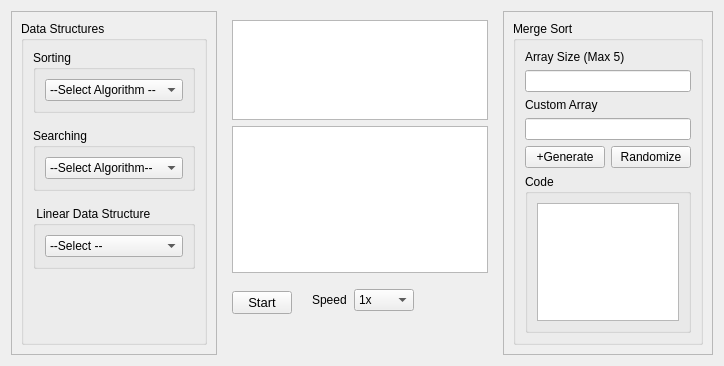
This is form.ui in Binaya764/DSA-Visualizer as Qt 5 draws it before an edit. The edited form follows.
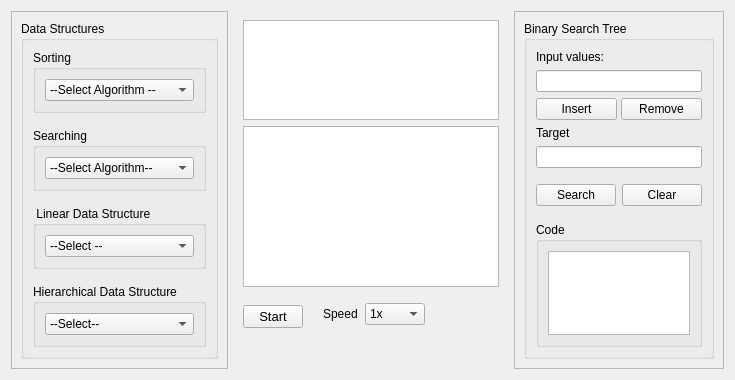
This is the edited form.

Commit message: binary search tree added

The edit to the form file:
```diff
--- a/form.ui
+++ b/form.ui
@@ -6,8 +6,8 @@
    <rect>
     <x>0</x>
     <y>0</y>
-    <width>662</width>
-    <height>335</height>
+    <width>666</width>
+    <height>379</height>
    </rect>
   </property>
   <property name="windowTitle">
@@ -169,6 +169,33 @@
                </layout>
               </widget>
              </item>
+             <item>
+              <widget class="QGroupBox" name="groupBox_22">
+               <property name="title">
+                <string>Hierarchical Data Structure</string>
+               </property>
+               <layout class="QVBoxLayout" name="verticalLayout_16">
+                <item>
+                 <layout class="QVBoxLayout" name="verticalLayout_13">
+                  <item>
+                   <widget class="QComboBox" name="HDS_comboBox">
+                    <item>
+                     <property name="text">
+                      <string>--Select--</string>
+                     </property>
+                    </item>
+                    <item>
+                     <property name="text">
+                      <string>Binary Search Tree</string>
+                     </property>
+                    </item>
+                   </widget>
+                  </item>
+                 </layout>
+                </item>
+               </layout>
+              </widget>
+             </item>
              <item>
               <spacer name="verticalSpacer">
                <property name="orientation">
@@ -362,7 +389,7 @@
         <enum>QFrame::Shadow::Raised</enum>
        </property>
        <property name="currentIndex">
-        <number>4</number>
+        <number>10</number>
        </property>
        <widget class="QWidget" name="page">
         <layout class="QVBoxLayout" name="verticalLayout_50">
@@ -1105,6 +1132,119 @@
          </item>
         </layout>
        </widget>
+       <widget class="QWidget" name="Binary_Search_Tree">
+        <layout class="QVBoxLayout" name="verticalLayout_60">
+         <item>
+          <layout class="QVBoxLayout" name="verticalLayout_53">
+           <item>
+            <widget class="QGroupBox" name="groupBox_23">
+             <property name="title">
+              <string>Binary Search Tree</string>
+             </property>
+             <layout class="QVBoxLayout" name="verticalLayout_62">
+              <item>
+               <layout class="QVBoxLayout" name="verticalLayout_61">
+                <item>
+                 <widget class="QLabel" name="label_21">
+                  <property name="text">
+                   <string>Input values:</string>
+                  </property>
+                 </widget>
+                </item>
+               </layout>
+              </item>
+              <item>
+               <widget class="QLineEdit" name="lineEdit_BST"/>
+              </item>
+              <item>
+               <layout class="QHBoxLayout" name="horizontalLayout_24">
+                <property name="spacing">
+                 <number>4</number>
+                </property>
+                <property name="bottomMargin">
+                 <number>0</number>
+                </property>
+                <item>
+                 <widget class="QPushButton" name="BtnInsert_BST">
+                  <property name="text">
+                   <string>Insert</string>
+                  </property>
+                 </widget>
+                </item>
+                <item>
+                 <widget class="QPushButton" name="BtnRemove_BST">
+                  <property name="text">
+                   <string>Remove</string>
+                  </property>
+                 </widget>
+                </item>
+               </layout>
+              </item>
+              <item>
+               <layout class="QVBoxLayout" name="verticalLayout_66">
+                <property name="bottomMargin">
+                 <number>10</number>
+                </property>
+                <item>
+                 <widget class="QLabel" name="label_22">
+                  <property name="text">
+                   <string>Target</string>
+                  </property>
+                 </widget>
+                </item>
+                <item>
+                 <widget class="QLineEdit" name="Target_lineEdit_BST"/>
+                </item>
+               </layout>
+              </item>
+              <item>
+               <layout class="QHBoxLayout" name="horizontalLayout_25">
+                <property name="bottomMargin">
+                 <number>10</number>
+                </property>
+                <item>
+                 <widget class="QPushButton" name="BtnSearch_BST">
+                  <property name="text">
+                   <string>Search</string>
+                  </property>
+                 </widget>
+                </item>
+                <item>
+                 <widget class="QPushButton" name="BtnClear_BST">
+                  <property name="text">
+                   <string>Clear</string>
+                  </property>
+                 </widget>
+                </item>
+               </layout>
+              </item>
+              <item>
+               <layout class="QVBoxLayout" name="verticalLayout_63">
+                <item>
+                 <widget class="QGroupBox" name="groupBox_24">
+                  <property name="title">
+                   <string>Code</string>
+                  </property>
+                  <layout class="QVBoxLayout" name="verticalLayout_65">
+                   <item>
+                    <layout class="QVBoxLayout" name="verticalLayout_64">
+                     <item>
+                      <widget class="QGraphicsView" name="code_graphicsView_BST"/>
+                     </item>
+                    </layout>
+                   </item>
+                  </layout>
+                 </widget>
+                </item>
+               </layout>
+              </item>
+             </layout>
+            </widget>
+           </item>
+          </layout>
+         </item>
+        </layout>
+       </widget>
       </widget>
      </item>
     </layout>
```
Left out of the diff: 4 changed lines with no effect on the pictures. The commit also changes 9 other files.
